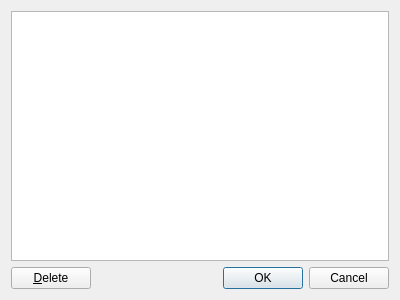
The window that PhoneticsEditor.ui (pippijn/gvoc) describes before a commit, drawn with Qt 5.
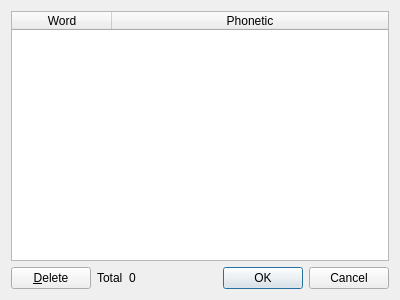
The same window after the commit.

Diff of the .ui file:
```diff
--- a/PhoneticsEditor.ui
+++ b/PhoneticsEditor.ui
@@ -15,10 +15,32 @@
   </property>
   <layout class="QVBoxLayout" name="verticalLayout">
    <item>
-    <widget class="QListWidget" name="wordList">
+    <widget class="QTableWidget" name="wordList">
+     <property name="editTriggers">
+      <set>QAbstractItemView::NoEditTriggers</set>
+     </property>
      <property name="selectionMode">
       <enum>QAbstractItemView::ExtendedSelection</enum>
      </property>
+     <property name="selectionBehavior">
+      <enum>QAbstractItemView::SelectRows</enum>
+     </property>
+     <attribute name="horizontalHeaderStretchLastSection">
+      <bool>true</bool>
+     </attribute>
+     <attribute name="verticalHeaderVisible">
+      <bool>false</bool>
+     </attribute>
+     <column>
+      <property name="text">
+       <string>Word</string>
+      </property>
+     </column>
+     <column>
+      <property name="text">
+       <string>Phonetic</string>
+      </property>
+     </column>
     </widget>
    </item>
    <item>
@@ -30,6 +52,20 @@
        </property>
       </widget>
      </item>
+     <item>
+      <widget class="QLabel" name="label">
+       <property name="text">
+        <string>Total</string>
+       </property>
+      </widget>
+     </item>
+     <item>
+      <widget class="QLabel" name="total">
+       <property name="text">
+        <string>0</string>
+       </property>
+      </widget>
+     </item>
      <item>
       <widget class="QDialogButtonBox" name="buttonBox">
        <property name="orientation">
```
Left out of the diff: 2 changed lines with no effect on the pictures.
